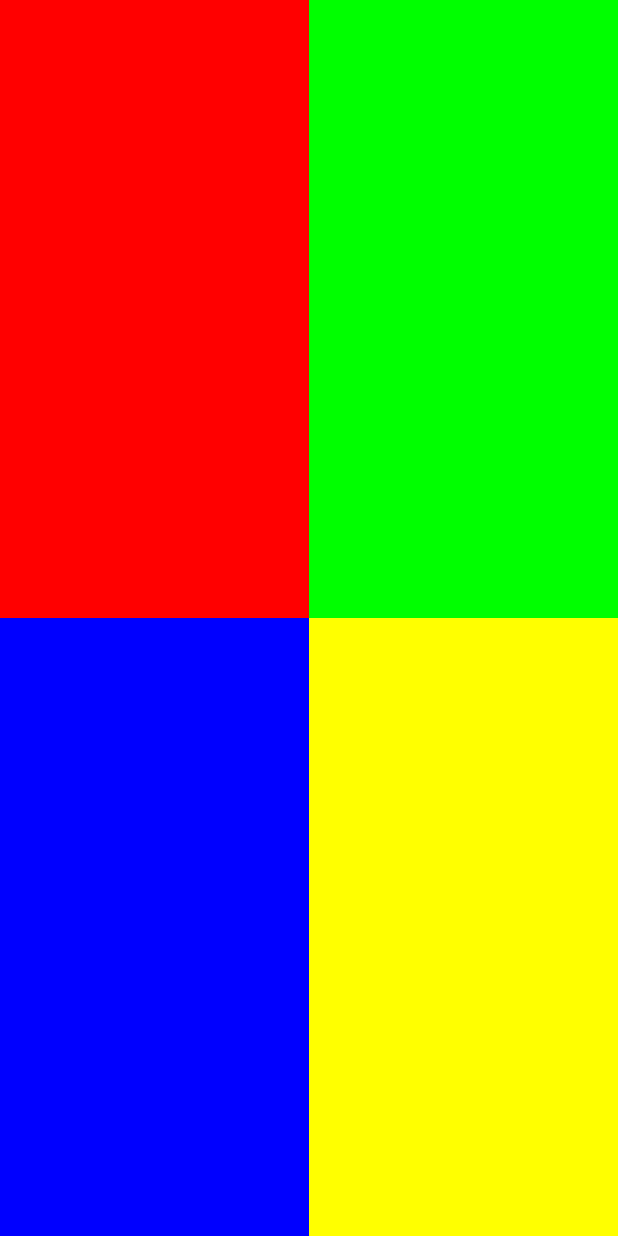
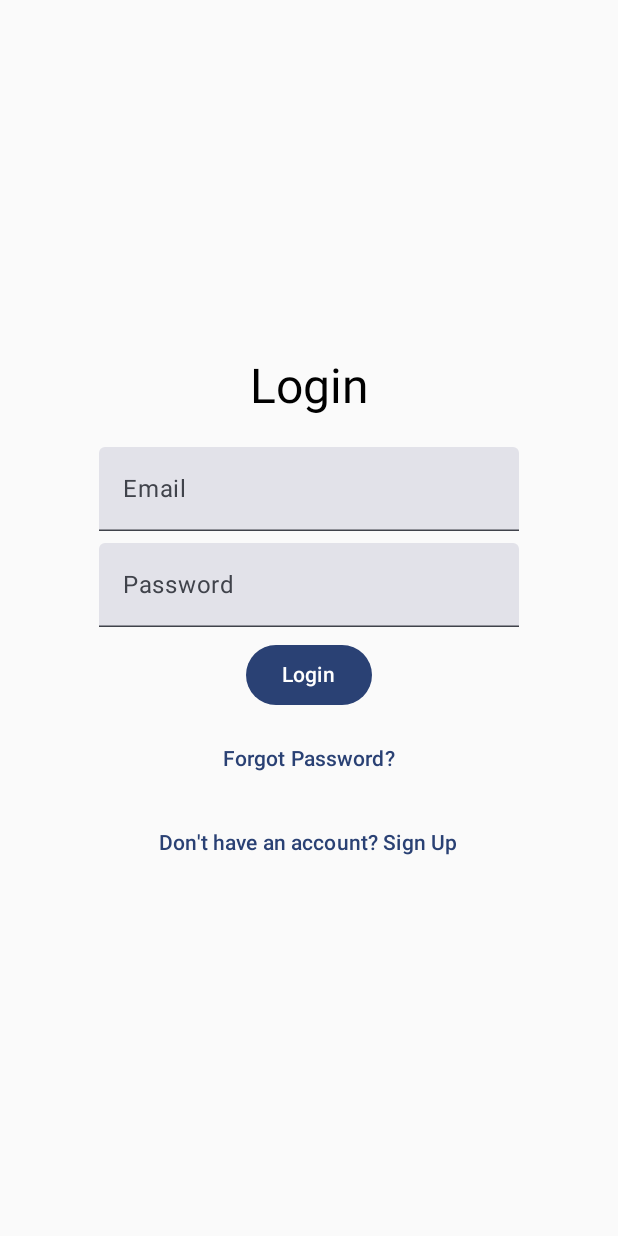
Before and after one commit to achref500/produitsqlite, an Android app built with Jetpack Compose: the screen it shows after launch (MainActivity), on a phone screen of 412 x 824 dp. Run offline under Robolectric (Android 15) with nearby library versions, the phone set to English and light mode, and no system bars.

Commit message:
LoginScreen
LoginScreen

```diff
--- a/app/build.gradle.kts
+++ b/app/build.gradle.kts
@@ -59,6 +59,9 @@ dependencies {
     implementation(libs.androidx.ui.graphics)
     implementation(libs.androidx.ui.tooling.preview)
     implementation(libs.androidx.material3)
+    implementation(libs.androidx.navigation.runtime.ktx)
+    implementation(libs.androidx.navigation.compose)
+    implementation(libs.androidx.ui.android)
     testImplementation(libs.junit)
     androidTestImplementation(libs.androidx.junit)
     androidTestImplementation(libs.androidx.espresso.core)
@@ -66,4 +69,5 @@ dependencies {
     androidTestImplementation(libs.androidx.ui.test.junit4)
     debugImplementation(libs.androidx.ui.tooling)
     debugImplementation(libs.androidx.ui.test.manifest)
+
 }
--- a/app/src/main/AndroidManifest.xml
+++ b/app/src/main/AndroidManifest.xml
@@ -13,6 +13,11 @@
         android:theme="@style/Theme.MyApplication"
         tools:targetApi="31">
         <activity
+            android:name=".MainActivity2"
+            android:exported="false"
+            android:label="@string/title_activity_main2"
+            android:theme="@style/Theme.MyApplication" />
+        <activity
             android:name=".MainActivity"
             android:exported="true"
             android:label="@string/app_name"
--- a/app/src/main/java/com/example/myapplication/MainActivity.kt
+++ b/app/src/main/java/com/example/myapplication/MainActivity.kt
@@ -3,80 +3,219 @@ package com.example.myapplication
 import android.os.Bundle
 import androidx.activity.ComponentActivity
 import androidx.activity.compose.setContent
-import androidx.activity.enableEdgeToEdge
 import androidx.compose.foundation.layout.*
-import androidx.compose.material3.MaterialTheme
-import androidx.compose.material3.Scaffold
-import androidx.compose.material3.Surface
-import androidx.compose.runtime.Composable
+import androidx.compose.material3.*
+import androidx.compose.runtime.*
+import androidx.compose.ui.Alignment
 import androidx.compose.ui.Modifier
 import androidx.compose.ui.graphics.Color
+import androidx.compose.ui.text.input.PasswordVisualTransformation
 import androidx.compose.ui.tooling.preview.Preview
+import androidx.compose.ui.unit.dp
+import androidx.navigation.NavController
+import androidx.navigation.NavHostController
+import androidx.navigation.compose.NavHost
+import androidx.navigation.compose.composable
+import androidx.navigation.compose.rememberNavController
 import com.example.myapplication.ui.theme.MyApplicationTheme
 
 class MainActivity : ComponentActivity() {
     override fun onCreate(savedInstanceState: Bundle?) {
         super.onCreate(savedInstanceState)
-        enableEdgeToEdge() // Permet l'affichage en plein écran
         setContent {
             MyApplicationTheme {
-                Scaffold(modifier = Modifier.fillMaxSize()) { innerPadding ->
-                    FourEqualColorBlocks(
-                        modifier = Modifier.padding(innerPadding) // Ajout du padding interne
-                    )
-                }
+                // Create and set up the navigation controller
+                val navController = rememberNavController()
+                AppNavigation(navController)
             }
         }
     }
 }
 
 @Composable
-fun FourEqualColorBlocks(modifier: Modifier = Modifier) {
-    Column(modifier = modifier.fillMaxSize()) {
-        // Créez une ligne pour les deux premiers blocs
-        Row(modifier = Modifier.weight(1f).fillMaxWidth()) {
-            // Bloc rouge
-            Surface(
-                modifier = Modifier
-                    .weight(1f) // Occupe un quart de l'écran
-                    .fillMaxHeight(),
-                color = Color.Red
-            ) {}
+fun AppNavigation(navController: NavHostController) {
+    // Navigation setup with routes
+    NavHost(navController, startDestination = "login") {
+        composable("login") { LoginScreen(navController) }
+        composable("signup") { SignupScreen(navController) }
+        composable("forgotPassword") { ForgotPasswordScreen(navController) }
+    }
+}
 
-            // Bloc vert
-            Surface(
-                modifier = Modifier
-                    .weight(1f) // Occupe un quart de l'écran
-                    .fillMaxHeight(),
-                color = Color.Green
-            ) {}
+@Composable
+fun LoginScreen(navController: NavController) {
+    var email by remember { mutableStateOf("") }
+    var password by remember { mutableStateOf("") }
+    var emailError by remember { mutableStateOf(false) }
+    var passwordError by remember { mutableStateOf(false) }
+
+    Column(
+        modifier = Modifier
+            .fillMaxSize()
+            .padding(16.dp),
+        horizontalAlignment = Alignment.CenterHorizontally,
+        verticalArrangement = Arrangement.Center
+    ) {
+        Text(text = "Login", style = MaterialTheme.typography.headlineLarge)
+        Spacer(modifier = Modifier.height(20.dp))
+
+        TextField(
+            value = email,
+            onValueChange = { email = it; emailError = false },
+            label = { Text("Email") },
+            isError = emailError
+        )
+        if (emailError) {
+            Text("Invalid email address", color = Color.Red)
         }
 
-        // Créez une autre ligne pour les deux derniers blocs
-        Row(modifier = Modifier.weight(1f).fillMaxWidth()) {
-            // Bloc bleu
-            Surface(
-                modifier = Modifier
-                    .weight(1f) // Occupe un quart de l'écran
-                    .fillMaxHeight(),
-                color = Color.Blue
-            ) {}
+        Spacer(modifier = Modifier.height(8.dp))
 
-            // Bloc jaune
-            Surface(
-                modifier = Modifier
-                    .weight(1f) // Occupe un quart de l'écran
-                    .fillMaxHeight(),
-                color = Color.Yellow
-            ) {}
+        TextField(
+            value = password,
+            onValueChange = { password = it; passwordError = false },
+            label = { Text("Password") },
+            visualTransformation = PasswordVisualTransformation(),
+            isError = passwordError
+        )
+        if (passwordError) {
+            Text("Password cannot be empty", color = Color.Red)
+        }
+
+        Spacer(modifier = Modifier.height(8.dp))
+
+        Button(onClick = {
+            emailError = email.isBlank()
+            passwordError = password.isBlank()
+
+            if (!emailError && !passwordError) {
+                // Handle login logic here
+            }
+        }) {
+            Text(text = "Login")
+        }
+
+        Spacer(modifier = Modifier.height(8.dp))
+        TextButton(onClick = { navController.navigate("forgotPassword") }) {
+            Text("Forgot Password?")
+        }
+        Spacer(modifier = Modifier.height(8.dp))
+        TextButton(onClick = { navController.navigate("signup") }) {
+            Text("Don't have an account? Sign Up")
+        }
+    }
+}
+
+@Composable
+fun SignupScreen(navController: NavController) {
+    var firstName by remember { mutableStateOf("") }
+    var lastName by remember { mutableStateOf("") }
+    var email by remember { mutableStateOf("") }
+    var password by remember { mutableStateOf("") }
+    var emailError by remember { mutableStateOf(false) }
+    var passwordError by remember { mutableStateOf(false) }
+
+    Column(
+        modifier = Modifier
+            .fillMaxSize()
+            .padding(16.dp),
+        horizontalAlignment = Alignment.CenterHorizontally,
+        verticalArrangement = Arrangement.Center
+    ) {
+        Text(text = "Sign Up", style = MaterialTheme.typography.headlineLarge)
+        Spacer(modifier = Modifier.height(20.dp))
+
+        TextField(value = firstName, onValueChange = { firstName = it }, label = { Text("First Name") })
+        Spacer(modifier = Modifier.height(8.dp))
+
+        TextField(value = lastName, onValueChange = { lastName = it }, label = { Text("Last Name") })
+        Spacer(modifier = Modifier.height(8.dp))
+
+        TextField(value = email, onValueChange = {
+            email = it
+            emailError = false
+        }, label = { Text("Email") }, isError = emailError)
+        if (emailError) {
+            Text("Invalid email address", color = Color.Red)
+        }
+
+        Spacer(modifier = Modifier.height(8.dp))
+
+        TextField(value = password, onValueChange = {
+            password = it
+            passwordError = false
+        }, label = { Text("Password") }, visualTransformation = PasswordVisualTransformation(), isError = passwordError)
+        if (passwordError) {
+            Text("Password cannot be empty", color = Color.Red)
+        }
+
+        Spacer(modifier = Modifier.height(8.dp))
+
+        Button(onClick = {
+            emailError = email.isBlank()
+            passwordError = password.isBlank()
+
+            if (!emailError && !passwordError) {
+                // Handle sign-up logic here
+            }
+        }) {
+            Text(text = "Sign Up")
+        }
+
+        Spacer(modifier = Modifier.height(8.dp))
+        TextButton(onClick = { navController.navigate("login") }) {
+            Text("Already have an account? Login")
+        }
+    }
+}
+
+@Composable
+fun ForgotPasswordScreen(navController: NavController) {
+    var email by remember { mutableStateOf("") }
+    var emailError by remember { mutableStateOf(false) }
+
+    Column(
+        modifier = Modifier
+            .fillMaxSize()
+            .padding(16.dp),
+        horizontalAlignment = Alignment.CenterHorizontally,
+        verticalArrangement = Arrangement.Center
+    ) {
+        Text(text = "Forgot Password", style = MaterialTheme.typography.headlineLarge)
+        Spacer(modifier = Modifier.height(20.dp))
+
+        TextField(value = email, onValueChange = {
+            email = it
+            emailError = false
+        }, label = { Text("Email") }, isError = emailError)
+        if (emailError) {
+            Text("Invalid email address", color = Color.Red)
+        }
+
+        Spacer(modifier = Modifier.height(8.dp))
+
+        Button(onClick = {
+            if (email.isBlank()) {
+                emailError = true
+            } else {
+                // Handle reset password logic here
+            }
+        }) {
+            Text(text = "Reset Password")
+        }
+
+        Spacer(modifier = Modifier.height(8.dp))
+        TextButton(onClick = { navController.navigate("login") }) {
+            Text("Back to Login")
         }
     }
 }
 
 @Preview(showBackground = true)
 @Composable
-fun PreviewFourEqualColorBlocks() {
+fun DefaultPreview() {
     MyApplicationTheme {
-        FourEqualColorBlocks()
+        val navController = rememberNavController()
+        AppNavigation(navController)
     }
 }
--- a/app/src/main/res/values/strings.xml
+++ b/app/src/main/res/values/strings.xml
@@ -1,3 +1,4 @@
 <resources>
     <string name="app_name">My Application</string>
+    <string name="title_activity_main2">MainActivity2</string>
 </resources>
--- a/gradle/libs.versions.toml
+++ b/gradle/libs.versions.toml
@@ -8,6 +8,9 @@ espressoCore = "3.5.1"
 lifecycleRuntimeKtx = "2.6.1"
 activityCompose = "1.8.0"
 composeBom = "2024.04.01"
+navigationRuntimeKtx = "2.8.2"
+navigationCompose = "2.8.2"
+uiAndroid = "1.7.3"
 
 [libraries]
 androidx-core-ktx = { group = "androidx.core", name = "core-ktx", version.ref = "coreKtx" }
@@ -24,6 +27,9 @@ androidx-ui-tooling-preview = { group = "androidx.compose.ui", name = "ui-toolin
 androidx-ui-test-manifest = { group = "androidx.compose.ui", name = "ui-test-manifest" }
 androidx-ui-test-junit4 = { group = "androidx.compose.ui", name = "ui-test-junit4" }
 androidx-material3 = { group = "androidx.compose.material3", name = "material3" }
+androidx-navigation-runtime-ktx = { group = "androidx.navigation", name = "navigation-runtime-ktx", version.ref = "navigationRuntimeKtx" }
+androidx-navigation-compose = { group = "androidx.navigation", name = "navigation-compose", version.ref = "navigationCompose" }
+androidx-ui-android = { group = "androidx.compose.ui", name = "ui-android", version.ref = "uiAndroid" }
 
 [plugins]
 android-application = { id = "com.android.application", version.ref = "agp" }
```
